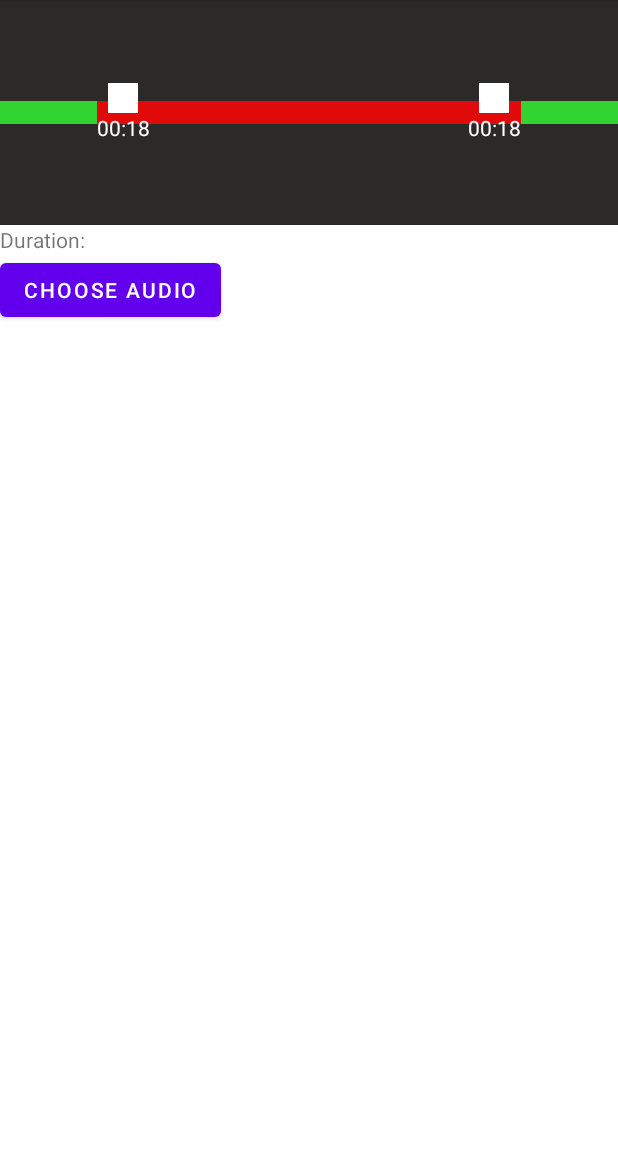
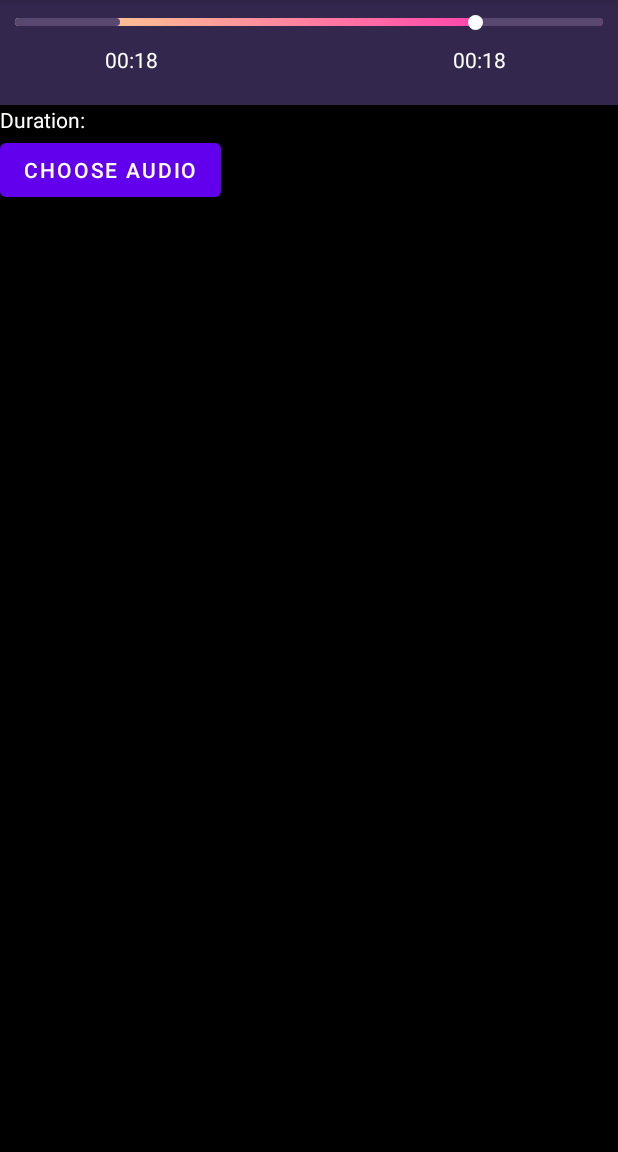
Before and after one commit to randauto/FFMpeg-Learning, an Android app: the screen it shows after launch (MainActivity), on a phone screen of 412 x 824 dp, the part 84-1236 px from its top. Run offline under Robolectric (Android 15) with nearby library versions, the phone set to English and light mode, and no system bars.

Commit message:
change code

```diff
--- a/app/src/main/java/org/g3/ffmpeglearning/MainActivity.kt
+++ b/app/src/main/java/org/g3/ffmpeglearning/MainActivity.kt
@@ -4,10 +4,11 @@ import android.annotation.SuppressLint
 import android.content.Intent
 import android.net.Uri
 import android.os.Bundle
-import android.util.DisplayMetrics
 import android.util.Log
 import android.view.MotionEvent
+import android.view.View
 import android.widget.TextView
+import androidx.core.view.marginStart
 import kotlinx.android.synthetic.main.activity_main2.*
 import org.g3.ffmpeglearning.ui.TestActivity
 import java.io.File
@@ -16,23 +17,30 @@ import kotlin.math.roundToInt
 
 class MainActivity : TestActivity() {
     var widthStart = 0
+    var widthStartTvFake = 0
+    var widthEndTvFake = 0
     var widthEnd = 0
     var viewStartX = 0f
     var viewEndX = 0f
     var widthScreen = 0
-    var widthMin = 0
+    var widthMinStart = 0
+    var widthMinEnd = 0
 
     @SuppressLint("ClickableViewAccessibility")
     override fun onCreate(savedInstanceState: Bundle?) {
         super.onCreate(savedInstanceState)
         setContentView(R.layout.activity_main2)
 
-        viewRoot?.viewTreeObserver!!.addOnGlobalLayoutListener {
-            widthScreen = viewRoot.measuredWidth
+        viewStartDrag?.viewTreeObserver!!.addOnGlobalLayoutListener {
+            widthMinStart = viewStartDrag.measuredWidth
+            widthMinStart += widthMinStart
+            widthMinStart += viewBgStart.marginStart
+            widthScreen = viewGradient.measuredWidth
         }
-
         viewEndDrag?.viewTreeObserver!!.addOnGlobalLayoutListener {
-            widthMin = viewEndDrag.measuredWidth
+            widthMinEnd = viewEndDrag.measuredWidth
+            widthMinEnd += widthMinEnd
+            widthMinEnd += viewEndDrag.marginStart
         }
 
         setupViewStart()
@@ -53,6 +61,15 @@ class MainActivity : TestActivity() {
             widthStart = viewStart.measuredWidth
         }
 
+        tvStart?.viewTreeObserver!!.addOnGlobalLayoutListener {
+            widthStartTvFake = tvStart.measuredWidth
+        }
+
+
+        tvEnd?.viewTreeObserver!!.addOnGlobalLayoutListener {
+            widthEndTvFake = tvEnd.measuredWidth
+        }
+
 
 
         viewStartDrag?.setOnTouchListener { v, event ->
@@ -70,32 +87,36 @@ class MainActivity : TestActivity() {
                     Log.d("TTTT", "ACTION_MOVE")
                     var newX = event.x
                     var dX = newX - viewStartX
-                    var newWidth: Int = (widthStart + dX).toInt()
+                    var newWidthStart: Int = (widthStart + dX).toInt()
 
 
-                    Log.d("TTTT", "newWidth = $newWidth")
+                    Log.d("TTTT", "newWidth = $newWidthStart")
                     when {
-                        newWidth <= widthMin -> {
-                            newWidth = widthMin
-                            viewStart.layoutParams.width = newWidth
+                        newWidthStart <= widthMinStart -> {
+                            newWidthStart = widthMinStart
                         }
-                        newWidth + widthEnd <= widthScreen -> {
-                            viewStart.layoutParams.width = newWidth
+                        newWidthStart + widthEnd <= widthScreen -> {
                         }
                         else -> {
-                            newWidth = widthScreen - widthEnd
-                            viewStart.layoutParams.width = newWidth
+                            newWidthStart = widthScreen - widthEnd
                         }
                     }
 
-                    viewStart.requestLayout()
-                    calculateDurationStart(newWidth)
+                    changeWidthView(viewStart, newWidthStart)
+                    val newWidthStartFake = newWidthStart - (widthStartTvFake / 2)
+                    changeWidthView(viewFakeBgStart, newWidthStartFake)
+                    calculateDurationStart(newWidthStart)
                 }
 
             }
 
             true
         }
+    }
+
+    private fun changeWidthView(view: View, width: Int) {
+        view?.layoutParams.width = width
+        view?.requestLayout()
     }
 
     @SuppressLint("ClickableViewAccessibility")
@@ -123,20 +144,19 @@ class MainActivity : TestActivity() {
                     var newWidth: Int = (widthEnd + dX).roundToInt()
                     Log.d("TTTT", "newWidth = $newWidth")
                     when {
-                        newWidth <= widthMin -> {
-                            newWidth = widthMin
-                            viewEnd.layoutParams.width = newWidth
+                        newWidth <= widthMinEnd -> {
+                            newWidth = widthMinEnd
                         }
                         newWidth + widthStart <= widthScreen -> {
-                            viewEnd.layoutParams.width = newWidth
                         }
                         else -> {
                             newWidth = widthScreen - widthStart
-                            viewEnd.layoutParams.width = newWidth
                         }
                     }
 
-                    viewEnd.requestLayout()
+                    changeWidthView(viewEnd, newWidth)
+                    val newWidthStartFake = newWidth - (widthEndTvFake / 2)
+                    changeWidthView(viewFakeBgEnd, newWidthStartFake)
                     calculateDurationEnd(newWidth)
                 }
 
@@ -165,7 +185,7 @@ class MainActivity : TestActivity() {
         }
     }
 
-    var durationAudio : Long = 0
+    var durationAudio: Long = 0
     private fun getInfoFile(pathAudio: String?) {
         pathAudio?.let {
             durationAudio = AudioManager.getDuration(File(pathAudio))
@@ -185,8 +205,15 @@ class MainActivity : TestActivity() {
 
     private fun calculateDurationEnd(newWidth: Int) {
         try {
-            val durationEnd : Long = (newWidth * durationAudio / widthScreen)
-            setTextValue(tvEnd, durationEnd)
+            var durationEnd: Float = 0f
+
+            if (newWidth == widthMinEnd) {
+                durationEnd = 0f
+            } else {
+                durationEnd = (widthScreen - newWidth * durationAudio / widthScreen).toFloat()
+            }
+
+            setTextValue(tvEnd, durationEnd.toLong())
         } catch (ex: Exception) {
             ex.printStackTrace()
         }
@@ -195,8 +222,13 @@ class MainActivity : TestActivity() {
 
     private fun calculateDurationStart(newWidth: Int) {
         try {
-            val durationStart : Long = newWidth * durationAudio / widthScreen
-            setTextValue(tvStart, durationStart)
+            var durationStart: Float = 0f
+            if (newWidth == widthMinStart) {
+                durationStart = 0f
+            } else {
+                durationStart = ((newWidth * durationAudio) / widthScreen).toFloat()
+            }
+            setTextValue(tvStart, durationStart.toLong())
         } catch (ex: Exception) {
             ex.printStackTrace()
         }
--- /dev/null
+++ b/app/src/main/res/drawable/bg_view_center.xml
@@ -0,0 +1,9 @@
+<shape xmlns:android="http://schemas.android.com/apk/res/android"
+    android:shape="rectangle">
+
+    <gradient
+        android:angle="180"
+        android:endColor="#FFE18B"
+        android:startColor="#FF1CB5" />
+    <corners android:radius="20dp" />
+</shape>
--- /dev/null
+++ b/app/src/main/res/drawable/bg_view_dot.xml
@@ -0,0 +1,5 @@
+<shape xmlns:android="http://schemas.android.com/apk/res/android"
+    android:shape="oval">
+
+    <solid android:color="@color/white"/>
+</shape>
--- /dev/null
+++ b/app/src/main/res/drawable/bg_view_start_end.xml
@@ -0,0 +1,6 @@
+<shape xmlns:android="http://schemas.android.com/apk/res/android"
+    android:shape="rectangle">
+
+    <solid android:color="#58476F"/>
+    <corners android:radius="20dp" />
+</shape>
--- a/app/src/main/res/layout/activity_main2.xml
+++ b/app/src/main/res/layout/activity_main2.xml
@@ -3,113 +3,142 @@
     xmlns:tools="http://schemas.android.com/tools"
     android:layout_width="match_parent"
     android:layout_height="match_parent"
+    android:background="@color/black"
     android:orientation="vertical"
     tools:context=".MainActivity">
 
-    <FrameLayout
+    <LinearLayout
         android:id="@+id/viewRoot"
         android:layout_width="match_parent"
-        android:layout_height="150dp"
-        android:background="#2C2929"
+        android:layout_height="70dp"
+        android:layout_gravity="center"
+        android:background="#33274D"
         android:gravity="center_vertical"
-        android:orientation="horizontal">
+        android:orientation="vertical">
+
+
+        <RelativeLayout
+            android:layout_width="match_parent"
+            android:layout_height="wrap_content"
+            android:layout_gravity="center_vertical"
+            android:orientation="vertical">
 
             <View
                 android:id="@+id/viewGradient"
                 android:layout_width="match_parent"
-            android:layout_height="15dp"
-            android:layout_gravity="center"
-            android:background="#E10A0A" />
+                android:layout_height="5dp"
+                android:layout_centerInParent="true"
+                android:layout_marginStart="10dp"
+                android:layout_marginEnd="10dp"
+                android:background="@drawable/bg_view_center" />
 
-        <org.g3.ffmpeglearning.views.MyRelativeLayout
+            <LinearLayout
                 android:id="@+id/viewStart"
                 android:layout_width="100dp"
-            android:layout_height="50dp"
-            android:layout_gravity="center_vertical|start"
-            android:gravity="center_vertical"
+                android:layout_height="30dp"
+                android:layout_alignParentStart="true"
+                android:layout_centerInParent="true"
+                android:gravity="center"
                 android:orientation="horizontal">
 
                 <View
-                android:layout_toStartOf="@+id/viewStartDrag"
-                android:layout_width="wrap_content"
-                android:layout_height="15dp"
+                    android:id="@+id/viewBgStart"
+                    android:layout_width="0dp"
+                    android:layout_height="5dp"
+                    android:layout_marginStart="10dp"
+                    android:layout_weight="1"
+                    android:background="@drawable/bg_view_start_end" />
+
+                <ImageView
+                    android:padding="10dp"
+                    android:id="@+id/viewStartDrag"
+                    android:layout_width="20dp"
+                    android:layout_height="20dp"
+                    android:src="@drawable/bg_view_dot"
+                    android:translationX="-10dp" />
+
+            </LinearLayout>
+
+            <RelativeLayout
+                android:id="@+id/viewEnd"
+                android:layout_width="100dp"
+                android:layout_height="30dp"
+                android:layout_alignParentEnd="true"
                 android:layout_centerInParent="true"
-                android:background="#31D331" />
+                android:gravity="center"
+                android:orientation="horizontal">
 
 
-            <LinearLayout
-                android:id="@+id/viewStartDrag"
+                <View
+                    android:id="@+id/viewBgEnd"
                     android:layout_width="wrap_content"
-                android:layout_height="wrap_content"
-                android:layout_alignParentEnd="true"
+                    android:layout_height="5dp"
                     android:layout_centerVertical="true"
-                android:gravity="center"
-                android:orientation="vertical">
+                    android:layout_marginEnd="10dp"
+                    android:background="@drawable/bg_view_start_end" />
+
+                <ImageView
+                    android:id="@+id/viewEndDrag"
+                    android:layout_width="10dp"
+                    android:layout_height="10dp"
+                    android:layout_alignParentStart="true"
+                    android:layout_centerVertical="true"
+                    android:src="@drawable/bg_view_dot" />
+
+            </RelativeLayout>
+        </RelativeLayout>
+
+        <RelativeLayout
+            android:layout_width="match_parent"
+            android:layout_height="match_parent">
 
             <View
-                    android:id="@+id/viewCircleStart"
-                    android:layout_width="20dp"
-                    android:layout_height="20dp"
-                    android:background="@color/white" />
+                android:id="@+id/viewFakeBgStart"
+                android:layout_width="80dp"
+                android:layout_height="5dp"
+                android:layout_alignParentStart="true"
+                android:layout_centerInParent="true"
+                android:visibility="invisible" />
 
             <TextView
                 android:id="@+id/tvStart"
                 android:layout_width="wrap_content"
                 android:layout_height="wrap_content"
+                android:layout_toEndOf="@+id/viewFakeBgStart"
                 android:text="00:18"
-                    android:textColor="@color/white" />
+                android:textColor="@color/white"
+                android:textSize="14sp"
+                android:translationX="-10dp" />
 
-            </LinearLayout>
-
-        </org.g3.ffmpeglearning.views.MyRelativeLayout>
-
-        <org.g3.ffmpeglearning.views.MyRelativeLayout
-            android:id="@+id/viewEnd"
-            android:layout_width="100dp"
-            android:layout_height="50dp"
-            android:layout_gravity="center_vertical|end"
-            android:gravity="center_vertical"
-            android:orientation="horizontal">
-
-            <View
-                android:layout_width="match_parent"
-                android:layout_height="15dp"
-                android:layout_toEndOf="@+id/viewEndDrag"
-                android:layout_centerInParent="true"
-                android:background="#31D331" />
-
-            <LinearLayout
-                android:id="@+id/viewEndDrag"
-                android:layout_width="wrap_content"
-                android:layout_height="wrap_content"
-                android:layout_alignParentStart="true"
-                android:layout_centerVertical="true"
-                android:gravity="center"
-                android:orientation="vertical">
-
-                <View
-                    android:id="@+id/viewCircleEnd"
-                    android:layout_width="20dp"
-                    android:layout_height="20dp"
-                    android:background="@color/white" />
 
             <TextView
                 android:id="@+id/tvEnd"
                 android:layout_width="wrap_content"
                 android:layout_height="wrap_content"
+                android:layout_toStartOf="@+id/viewFakeBgEnd"
                 android:text="00:18"
-                    android:textColor="@color/white" />
+                android:textColor="@color/white"
+                android:textSize="14sp"
+                android:translationX="5dp" />
+
+            <View
+                android:id="@+id/viewFakeBgEnd"
+                android:layout_width="80dp"
+                android:layout_height="5dp"
+                android:layout_alignParentEnd="true"
+                android:layout_centerInParent="true"
+                android:visibility="invisible" />
+        </RelativeLayout>
 
     </LinearLayout>
-        </org.g3.ffmpeglearning.views.MyRelativeLayout>
-    </FrameLayout>
 
 
     <TextView
         android:id="@+id/tvDuration"
         android:layout_width="wrap_content"
         android:layout_height="wrap_content"
-        android:text="Duration:" />
+        android:text="Duration:"
+        android:textColor="@color/white" />
 
     <Button
         android:id="@+id/btnChooseAudio"
```
Also changed, not shown: app/src/main/java/org/g3/ffmpeglearning/views/Chart.kt (added, +56 -0 lines). Lines whose indentation alone changed are shown as unchanged.
